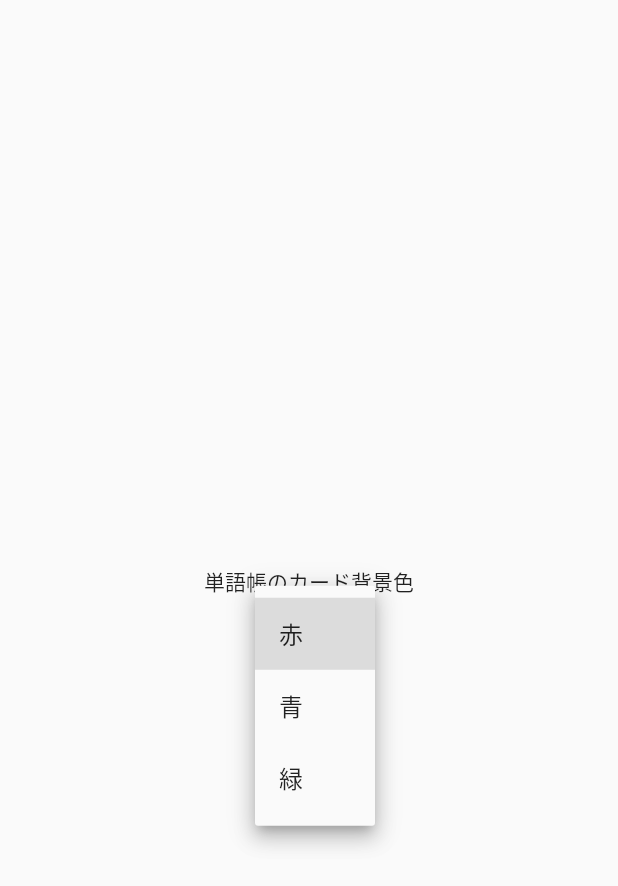
After one commit to trainshogi/tango_flutter, a Flutter app: the SettingPage screen opened directly, after a tap on an icon or button, on a phone screen of 412 x 824 dp. The commit adds this screen. Shown: the top 886 px of the screen. Run offline on Flutter 3.47's test engine with Material 2 defaults, Android fonts, the phone set to English and light mode, and no system bars; our stand-ins replace shared_preferences; accounts and stored records are empty.

Commit message:
enable to setting color from setting.dart

```diff
--- /dev/null
+++ b/assets/settings/colors.csv
@@ -0,0 +1,3 @@
+ff0000,赤
+0000ff,青
+00ff00,緑
--- /dev/null
+++ b/lib/setting.dart
@@ -0,0 +1,85 @@
+import 'package:flutter/cupertino.dart';
+import 'package:flutter/material.dart';
+import 'package:flutter/services.dart';
+import 'package:shared_preferences/shared_preferences.dart';
+
+class SettingPage extends StatelessWidget {
+  @override
+  Widget build(BuildContext context) {
+    return Scaffold(
+        extendBodyBehindAppBar: true,
+        body: Center(
+          child: Setting()
+        )
+    );
+  }
+}
+
+class Setting extends StatefulWidget {
+  @override
+  SettingState createState() => SettingState();
+}
+
+class SettingState extends State<Setting> {
+  List<DropdownMenuItem<String>> _items = [];
+  String _selectItem = "ffffff";
+
+  @override
+  void initState() {
+    super.initState();
+    getCsvData("assets/settings/colors.csv").then(
+      (value) =>
+          getPref("color").then((color) => setState((){
+            _items = value;
+            if (color.isNotEmpty) {
+              _selectItem = color;
+            } else {
+              _selectItem = _items[0].value!;
+            }
+          }))
+    );
+  }
+
+  Future<List<DropdownMenuItem<String>>> getCsvData(String path) async {
+    List<DropdownMenuItem<String>> list = [];
+    String csv = await rootBundle.loadString(path);
+    for (String line in csv.split("\n")) {
+      List rows = line.split(',');
+      list.add(DropdownMenuItem(
+        value: rows[0],
+        child: Text(rows[1]),
+      ));
+    }
+    return list;
+  }
+
+  Future<String> getPref(String key) async {
+    final SharedPreferences prefs = await SharedPreferences.getInstance();
+    return prefs.getString(key) ?? "";
+  }
+
+  Future<void> setPref(String key, String value) async {
+    final SharedPreferences prefs = await SharedPreferences.getInstance();
+    prefs.setString(key, value);
+  }
+
+  @override
+  Widget build(BuildContext context) {
+    return Column(
+        mainAxisAlignment: MainAxisAlignment.center,
+        children: <Widget>[
+          Text("単語帳のカード背景色"),
+          DropdownButton(
+            items: _items,
+            value: _selectItem,
+            onChanged: (value) => {
+              setState(() {
+                _selectItem = value as String;
+                setPref("color", value);
+              }),
+            },
+          ),
+        ]
+    );
+  }
+}
--- a/pubspec.yaml
+++ b/pubspec.yaml
@@ -24,6 +24,7 @@ dependencies:
   # dependencies as dart
   http: ^0.13.3
   json_annotation: ^4.0.1
+  shared_preferences: ^2.0.6
   # dependencies as flutter
   flutter:
     sdk: flutter
@@ -56,6 +57,8 @@ flutter:
   # assets:
   #   - images/a_dot_burr.jpeg
   #   - images/a_dot_ham.jpeg
+  assets:
+    - assets/settings/colors.csv
 
   # An image asset can refer to one or more resolution-specific "variants", see
   # https://flutter.dev/assets-and-images/#resolution-aware.
```
Also changed, not shown: lib/main.dart (+11 -0 lines), lib/tangocho.dart (+15 -2 lines), pubspec.lock, 2 other files.
